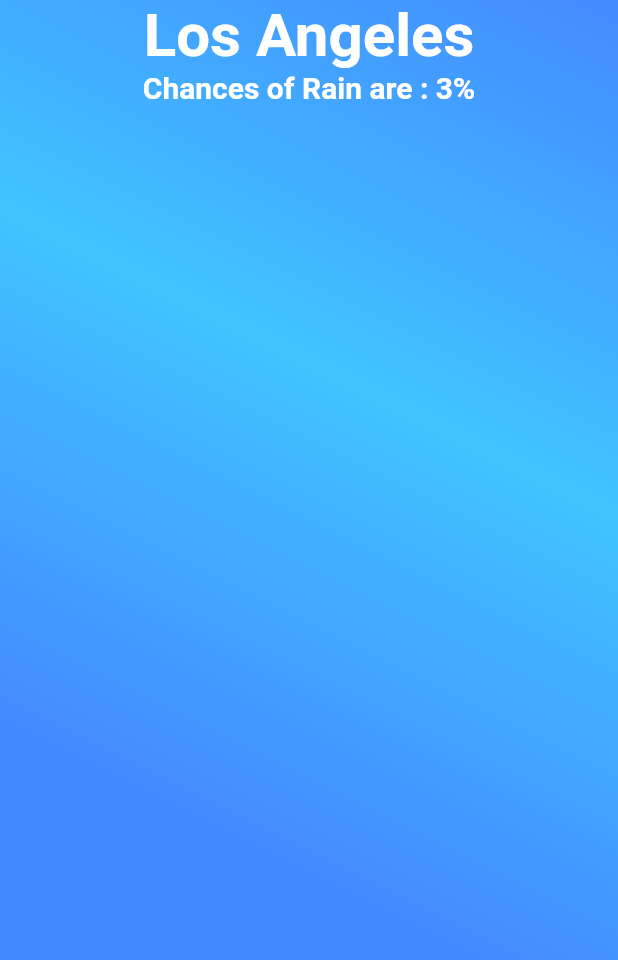
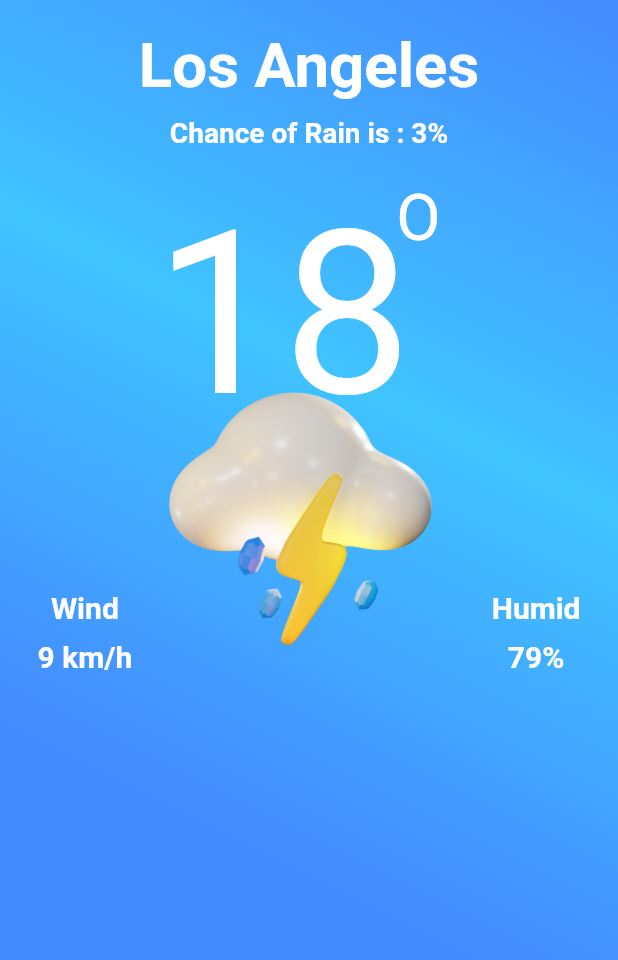
Before and after one commit to preetamvarun/weather-app, a Flutter app: the screen it shows after launch, on a phone screen of 412 x 824 dp. Shown: the top 960 px of the screen. Run offline on Flutter 3.47's test engine with Material 2 defaults, Android fonts, the phone set to English and light mode, and no system bars.

Commit message:
completed half of the explore screen

```diff
--- a/lib/constants.dart
+++ b/lib/constants.dart
@@ -1,3 +1,9 @@
 import 'package:flutter/material.dart';
-//
-// List<Color>kColors = [Colors.blueAccent,Colors.blueAccent,Colors.lightBlueAccent,Colors.blueAccent];
+
+List<Color>kColors = [Colors.blueAccent,Colors.blueAccent,Colors.lightBlueAccent,Colors.blueAccent];
+
+const kExploreTextStyle= TextStyle(
+  color: Colors.white,
+  fontSize: 20.0,
+  fontWeight: FontWeight.w600,
+);
--- a/lib/screens/screen1.dart
+++ b/lib/screens/screen1.dart
@@ -1,16 +1,25 @@
 import 'package:flutter/material.dart';
+import 'package:weather_app/constants.dart';
+
+late double stackWidth, stackHeight;
 
 class Screen1 extends StatelessWidget {
 
   @override
   Widget build(BuildContext context) {
+
+    double deviceWidth = MediaQuery.of(context).size.width;
+    double deviceHeight = MediaQuery.of(context).size.height;
+    stackWidth = deviceWidth/2;
+    stackHeight = deviceHeight/2.5;
+
     return Scaffold(
       backgroundColor: Colors.blue,
       body: SafeArea(
         child: Container(
           decoration : BoxDecoration(
             gradient: LinearGradient(
-              colors: [Colors.blueAccent,Colors.blueAccent,Colors.lightBlueAccent,Colors.blueAccent],
+              colors: kColors,
               begin: Alignment.bottomLeft,
               end: Alignment.topRight,
             ),
@@ -18,23 +27,86 @@ class Screen1 extends StatelessWidget {
           child: Column(
             crossAxisAlignment: CrossAxisAlignment.stretch,
             children: [
-              Center(
-                child: Text(
-                  "Los Angeles",
-                  style: TextStyle(
-                    color: Colors.white,
-                    fontWeight: FontWeight.bold,
-                    fontSize: 40.0,
-                  ),
+              Padding(
+                padding: EdgeInsets.fromLTRB(0, 20.0, 0, 10.0),
+                child: ExploreScreenTextWidget(
+                  text: "Los Angeles",
+                  fontSize: deviceWidth/10.0,
                 ),
               ),
-              Center(
-                child: Text(
-                  "Chances of Rain are : 3%",
-                  style: TextStyle(
-                    color: Colors.white,
-                    fontWeight: FontWeight.w700,
-                    fontSize: 20.0,
+              ExploreScreenTextWidget(
+                text: "Chance of Rain is : 3%",
+                fontSize: deviceWidth/22.0,
+              ),
+              Padding(
+                padding: const EdgeInsets.only(top: 20.0),
+                child: Center(
+                  child: Container(
+                    width: deviceWidth, // stackWidth will be half of the screen width
+                    height: stackHeight,
+                    child: Stack(
+                      children: [
+                        Positioned(
+                        left: stackWidth/2,
+                          child: Text(
+                            "18",
+                            style: TextStyle(
+                              fontSize: stackWidth/1.35,
+                              color: Colors.white,
+                            ),
+                          ),
+                        ),
+                        Positioned(
+                          left: stackWidth/0.78,
+                          child: Text("O",style: TextStyle(
+                            fontSize: stackWidth/4.8,
+                            color: Colors.white,
+                          ),),
+                        ),
+                        Positioned(
+                          top: stackHeight/2.5,
+                          left : stackWidth/1.9,
+                          child: Image(
+                            image: AssetImage('images/rain.png'),
+                            height: stackHeight/1.8,
+                          ),
+                        ),
+                        Positioned(
+                          left: 0,
+                          bottom: 0,
+                          child: Padding(
+                            padding: const EdgeInsets.only(left: 25.0),
+                            child: Column(
+                              mainAxisAlignment: MainAxisAlignment.end,
+                              children: [
+                                Text("Wind", style : kExploreTextStyle),
+                                Padding(
+                                  padding: const EdgeInsets.only(top : 10.0),
+                                  child: Text("9 km/h", style: kExploreTextStyle,),
+                                ),
+                              ],
+                            ),
+                          ),
+                        ),
+                        Positioned(
+                          right: 0,
+                          bottom: 0,
+                          child: Padding(
+                            padding: const EdgeInsets.only(right: 25.0),
+                            child: Column(
+                              mainAxisAlignment: MainAxisAlignment.end,
+                              children: [
+                                Text("Humid", style: kExploreTextStyle,),
+                                Padding(
+                                  padding: const EdgeInsets.only(top: 10.0),
+                                  child: Text("79%", style: kExploreTextStyle,),
+                                ),
+                              ],
+                            ),
+                          ),
+                        ),
+                      ],
+                    ),
                   ),
                 ),
               ),
@@ -45,3 +117,23 @@ class Screen1 extends StatelessWidget {
     );
   }
 }
+
+class ExploreScreenTextWidget extends StatelessWidget {
+
+  final text, fontSize;
+  ExploreScreenTextWidget({this.text,this.fontSize});
+
+  @override
+  Widget build(BuildContext context) {
+    return Center(
+      child: Text(
+        text,
+        style: TextStyle(
+          color: Colors.white,
+          fontWeight: FontWeight.w700,
+          fontSize: fontSize,
+        ),
+      ),
+    );
+  }
+}
--- a/pubspec.yaml
+++ b/pubspec.yaml
@@ -45,9 +45,8 @@ flutter:
   uses-material-design: true
 
   # To add assets to your application, add an assets section, like this:
-  # assets:
-  #   - images/a_dot_burr.jpeg
-  #   - images/a_dot_ham.jpeg
+  assets:
+    - images/rain.png
 
   # An image asset can refer to one or more resolution-specific "variants", see
   # https://flutter.dev/assets-and-images/#resolution-aware.
```
Also changed, not shown: images/rain.png (added).
